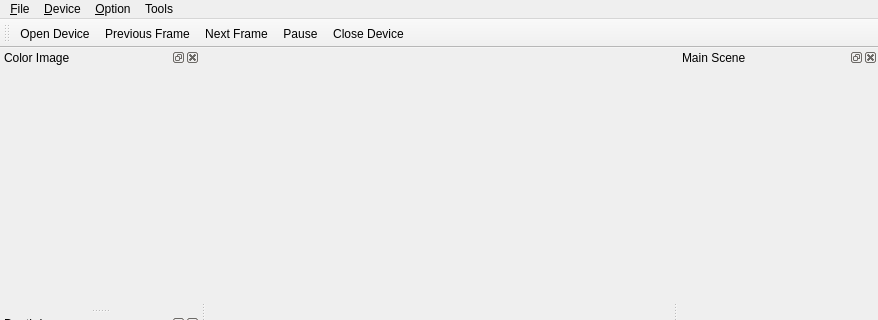
Old version of the form src/ui/MainWindow.ui in the repository oneminute/RecFLS; both pictures show x 0 to 878 and y 0 to 320 of the 878 by 641 pixel window.
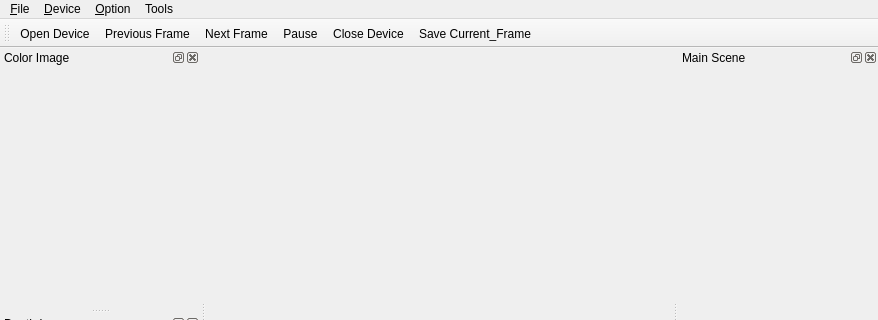
New version of the form. Custom widgets are drawn as their Qt base class.

What changed in the file:
```diff
--- a/src/ui/MainWindow.ui
+++ b/src/ui/MainWindow.ui
@@ -61,6 +61,7 @@
    <addaction name="actionNext_Frame"/>
    <addaction name="actionPause"/>
    <addaction name="actionClose_Device"/>
+   <addaction name="actionSave_Current_Frame"/>
   </widget>
   <widget class="QStatusBar" name="statusBar"/>
   <widget class="QDockWidget" name="dockWidgetColorImage">
@@ -214,6 +215,14 @@
     <string>Line Extractor</string>
    </property>
   </action>
+  <action name="actionSave_Current_Frame">
+   <property name="text">
+    <string>Save Current_Frame</string>
+   </property>
+   <property name="toolTip">
+    <string>Save Current Frame</string>
+   </property>
+  </action>
  </widget>
  <customwidgets>
   <customwidget>
```
